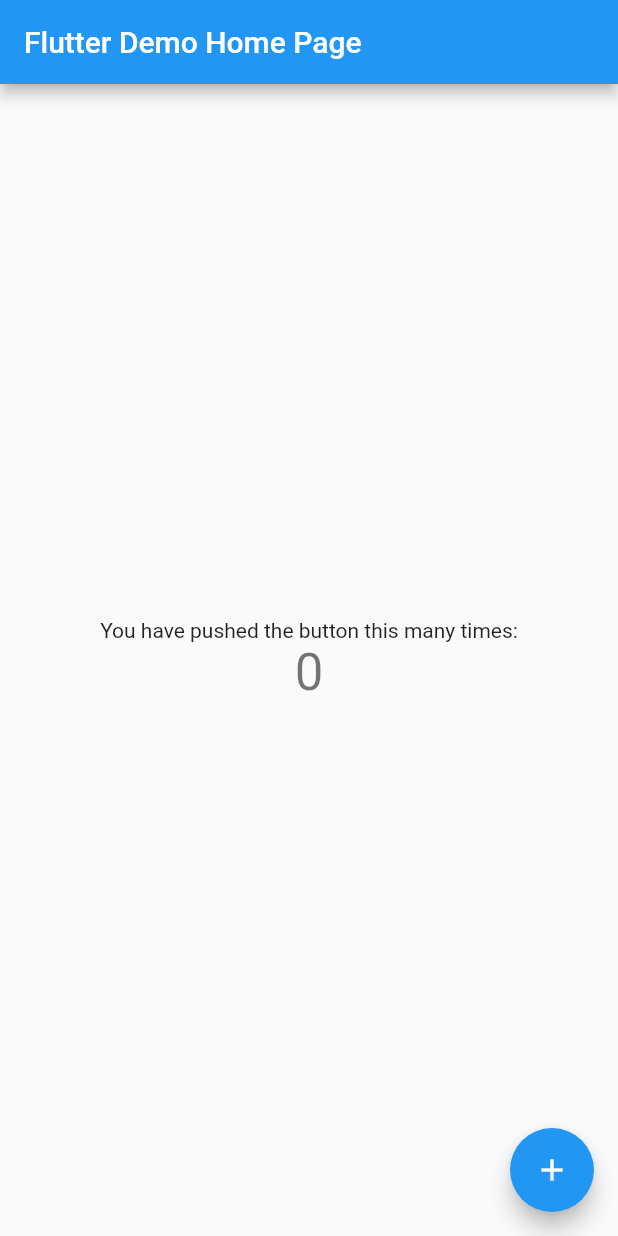
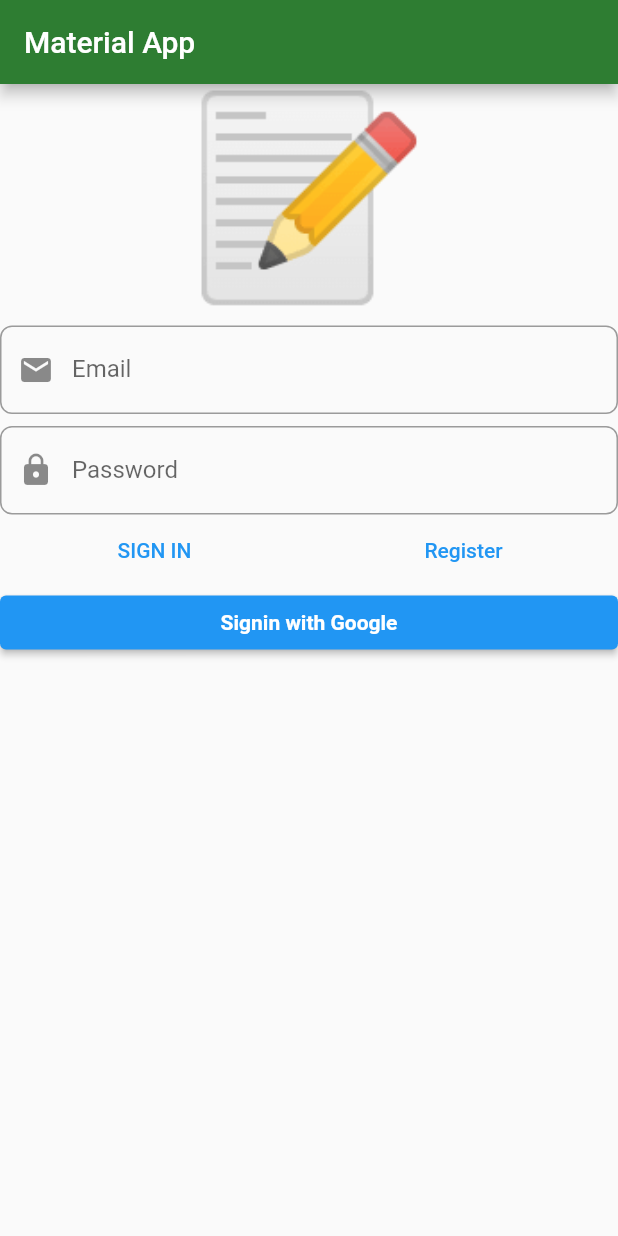
Before and after one commit to rishabhdeepsingh/flutter_ddd, a Flutter app: the screen it shows after launch, on a phone screen of 412 x 824 dp. Run offline on Flutter 3.47's test engine with Material 2 defaults, Android fonts, the phone set to English and light mode, and no system bars; our stand-ins replace bloc, dartz, firebase_auth, firebase_core, flushbar, flutter_bloc and 4 more; accounts and stored records are empty.

Commit message:
Sign-In Form UI

```diff
--- a/lib/infrastructure/auth/firebase_auth_facade.dart
+++ b/lib/infrastructure/auth/firebase_auth_facade.dart
@@ -7,7 +7,7 @@ import 'package:flutter_ddd/domain/auth/value_objects.dart';
 import 'package:google_sign_in/google_sign_in.dart';
 import 'package:injectable/injectable.dart';
 
-@lazySingleton
+@LazySingleton(as: IAuthFacade)
 class FirebaseAuthFacade implements IAuthFacade {
   final FirebaseAuth _firebaseAuth;
   final GoogleSignIn _googleSignIn;
--- a/lib/main.dart
+++ b/lib/main.dart
@@ -1,116 +1,13 @@
+import 'package:firebase_core/firebase_core.dart';
 import 'package:flutter/material.dart';
 import 'package:flutter_ddd/injection.dart';
+import 'package:flutter_ddd/presentation/core/app_widget.dart';
 import 'package:injectable/injectable.dart';
 
-void main() {
+// ignore: avoid_void_async
+void main() async {
   configureInjection(Environment.prod);
-  runApp(MyApp());
+  WidgetsFlutterBinding.ensureInitialized();
+  await Firebase.initializeApp();
+  runApp(AppWidget());
 }
-
-class MyApp extends StatelessWidget {
-  // This widget is the root of your application.
-  @override
-  Widget build(BuildContext context) {
-    return MaterialApp(
-      title: 'Flutter Demo',
-      theme: ThemeData(
-        // This is the theme of your application.
-        //
-        // Try running your application with "flutter run". You'll see the
-        // application has a blue toolbar. Then, without quitting the app, try
-        // changing the primarySwatch below to Colors.green and then invoke
-        // "hot reload" (press "r" in the console where you ran "flutter run",
-        // or simply save your changes to "hot reload" in a Flutter IDE).
-        // Notice that the counter didn't reset back to zero; the application
-        // is not restarted.
-        primarySwatch: Colors.blue,
-      ),
-      home: const MyHomePage(title: 'Flutter Demo Home Page'),
-    );
-  }
-}
-
-class MyHomePage extends StatefulWidget {
-  const MyHomePage({Key? key, this.title}) : super(key: key);
-
-  // This widget is the home page of your application. It is stateful, meaning
-  // that it has a State object (defined below) that contains fields that affect
-  // how it looks.
-
-  // This class is the configuration for the state. It holds the values (in this
-  // case the title) provided by the parent (in this case the App widget) and
-  // used by the build method of the State. Fields in a Widget subclass are
-  // always marked "final".
-
-  final String? title;
-
-  @override
-  _MyHomePageState createState() => _MyHomePageState();
-}
-
-class _MyHomePageState extends State<MyHomePage> {
-  int _counter = 0;
-
-  void _incrementCounter() {
-    setState(() {
-      // This call to setState tells the Flutter framework that something has
-      // changed in this State, which causes it to rerun the build method below
-      // so that the display can reflect the updated values. If we changed
-      // _counter without calling setState(), then the build method would not be
-      // called again, and so nothing would appear to happen.
-      _counter++;
-    });
-  }
-
-  @override
-  Widget build(BuildContext context) {
-    // This method is rerun every time setState is called, for instance as done
-    // by the _incrementCounter method above.
-    //
-    // The Flutter framework has been optimized to make rerunning build methods
-    // fast, so that you can just rebuild anything that needs updating rather
-    // than having to individually change instances of widgets.
-    return Scaffold(
-      appBar: AppBar(
-        // Here we take the value from the MyHomePage object that was created by
-        // the App.build method, and use it to set our appbar title.
-        title: Text(widget.title!),
-      ),
-      body: Center(
-        // Center is a layout widget. It takes a single child and positions it
-        // in the middle of the parent.
-        child: Column(
-          // Column is also a layout widget. It takes a list of children and
-          // arranges them vertically. By default, it sizes itself to fit its
-          // children horizontally, and tries to be as tall as its parent.
-          //
-          // Invoke "debug painting" (press "p" in the console, choose the
-          // "Toggle Debug Paint" action from the Flutter Inspector in Android
-          // Studio, or the "Toggle Debug Paint" command in Visual Studio Code)
-          // to see the wireframe for each widget.
-          //
-          // Column has various properties to control how it sizes itself and
-          // how it positions its children. Here we use mainAxisAlignment to
-          // center the children vertically; the main axis here is the vertical
-          // axis because Columns are vertical (the cross axis would be
-          // horizontal).
-          mainAxisAlignment: MainAxisAlignment.center,
-          children: <Widget>[
-            const Text(
-              'You have pushed the button this many times:',
-            ),
-            Text(
-              '$_counter',
-              style: Theme.of(context).textTheme.headline4,
-            ),
-          ],
-        ),
-      ),
-      floatingActionButton: FloatingActionButton(
-        onPressed: _incrementCounter,
-        tooltip: 'Increment',
-        child: const Icon(Icons.add),
-      ), // This trailing comma makes auto-formatting nicer for build methods.
-    );
-  }
-}
--- /dev/null
+++ b/lib/presentation/core/app_widget.dart
@@ -0,0 +1,20 @@
+import 'package:flutter/material.dart';
+import 'package:flutter_ddd/presentation/sign_in/sign_in_page.dart';
+
+class AppWidget extends StatelessWidget {
+  @override
+  Widget build(BuildContext context) {
+    return MaterialApp(
+      title: 'Notes',
+      home: const SignInPage(),
+      debugShowCheckedModeBanner: false,
+      theme: ThemeData.light().copyWith(
+        primaryColor: Colors.green[800],
+        accentColor: Colors.blueAccent,
+        inputDecorationTheme: InputDecorationTheme(
+          border: OutlineInputBorder(borderRadius: BorderRadius.circular(8)),
+        ),
+      ),
+    );
+  }
+}
--- /dev/null
+++ b/lib/presentation/sign_in/sign_in_page.dart
@@ -0,0 +1,22 @@
+import 'package:flutter/material.dart';
+import 'package:flutter_bloc/flutter_bloc.dart';
+import 'package:flutter_ddd/application/auth/sign_in_form/sign_in_form_bloc.dart';
+import 'package:flutter_ddd/injection.dart';
+import 'package:flutter_ddd/presentation/sign_in/widgets/sign_in_form.dart';
+
+class SignInPage extends StatelessWidget {
+  const SignInPage({Key? key}) : super(key: key);
+
+  @override
+  Widget build(BuildContext context) {
+    return Scaffold(
+      appBar: AppBar(
+        title: const Text('Material App'),
+      ),
+      body: BlocProvider(
+        create: (context) => getIt<SignInFormBloc>(),
+        child: const SignInForm(),
+      ),
+    );
+  }
+}
--- /dev/null
+++ b/lib/presentation/sign_in/widgets/sign_in_form.dart
@@ -0,0 +1,121 @@
+import 'package:flushbar/flushbar_helper.dart';
+import 'package:flutter/material.dart';
+import 'package:flutter_bloc/flutter_bloc.dart';
+import 'package:flutter_ddd/application/auth/sign_in_form/sign_in_form_bloc.dart';
+
+class SignInForm extends StatelessWidget {
+  const SignInForm({Key? key}) : super(key: key);
+
+  @override
+  Widget build(BuildContext context) {
+    return BlocConsumer<SignInFormBloc, SignInFormState>(
+      listener: (context, state) {
+        state.authFailureOrSuccessOption.fold(
+          () {},
+          (either) => either.fold(
+            (failure) => FlushbarHelper.createError(
+              message: failure.map(
+                cancelledByUser: (_) => "Cancelled",
+                serverError: (_) => "Server Error",
+                emailAlreadyInUse: (_) => "Email Already in Use",
+                invalidEmailPasswordCombination: (_) => "Invalid credentials",
+              ),
+            ).show(context),
+            (r) => {
+              // TODO: Navigate
+            },
+          ),
+        );
+      },
+      builder: (context, state) {
+        return Form(
+          autovalidateMode: AutovalidateMode.onUserInteraction,
+          child: ListView(
+            children: [
+              const Text(
+                "📝",
+                textAlign: TextAlign.center,
+                style: TextStyle(fontSize: 130),
+              ),
+              const SizedBox(height: 8),
+              TextFormField(
+                decoration: const InputDecoration(
+                  prefixIcon: Icon(Icons.email),
+                  labelText: "Email",
+                ),
+                onChanged: (value) => context
+                    .read<SignInFormBloc>()
+                    .add(SignInFormEvent.emailChanged(value)),
+                validator: (_) => context
+                    .watch<SignInFormBloc>()
+                    .state
+                    .emailAddress
+                    .value
+                    .fold(
+                        (l) => l.maybeMap(
+                              invalidEmail: (_) => "Invalid Email",
+                              orElse: () => null,
+                            ),
+                        (_) => null),
+                autocorrect: false,
+              ),
+              const SizedBox(height: 8),
+              TextFormField(
+                decoration: const InputDecoration(
+                  prefixIcon: Icon(Icons.lock),
+                  labelText: "Password",
+                ),
+                obscureText: true,
+                onChanged: (value) => context
+                    .read<SignInFormBloc>()
+                    .add(SignInFormEvent.passwordChanged(value)),
+                validator: (_) =>
+                    context.watch<SignInFormBloc>().state.password.value.fold(
+                        (l) => l.maybeMap(
+                              shortPassword: (_) => "Short Password",
+                              orElse: () => null,
+                            ),
+                        (_) => null),
+              ),
+              Row(
+                mainAxisAlignment: MainAxisAlignment.spaceBetween,
+                children: [
+                  Expanded(
+                      child: TextButton(
+                    onPressed: () {
+                      context.read<SignInFormBloc>().add(const SignInFormEvent
+                          .signInWithEmailPasswordPressed());
+                    },
+                    child: const Text("SIGN IN"),
+                  )),
+                  Expanded(
+                      child: TextButton(
+                    onPressed: () {
+                      context.read<SignInFormBloc>().add(const SignInFormEvent
+                          .registerWithEmailPasswordPressed());
+                    },
+                    child: const Text("Register"),
+                  )),
+                ],
+              ),
+              ElevatedButton(
+                onPressed: () {
+                  context
+                      .read<SignInFormBloc>()
+                      .add(const SignInFormEvent.signInWithGoogle());
+                },
+                child: const Text(
+                  "Signin with Google",
+                  style: TextStyle(
+                    color: Colors.white,
+                    fontWeight: FontWeight.bold,
+                  ),
+                ),
+              )
+            ],
+          ),
+        );
+      },
+    );
+  }
+}
--- a/pubspec.yaml
+++ b/pubspec.yaml
@@ -27,6 +27,7 @@ dependencies:
   dartz: 0.10.0-nullsafety.1
   firebase_auth: ^1.0.1
   firebase_core: ^1.0.2
+  flushbar: ^1.10.4
   flutter_bloc: ^7.0.0
   freezed_annotation: ^0.14.1
   get_it: ^6.0.0
```
Also changed, not shown: lib/injection.config.dart, pubspec.lock, 1 other file.
